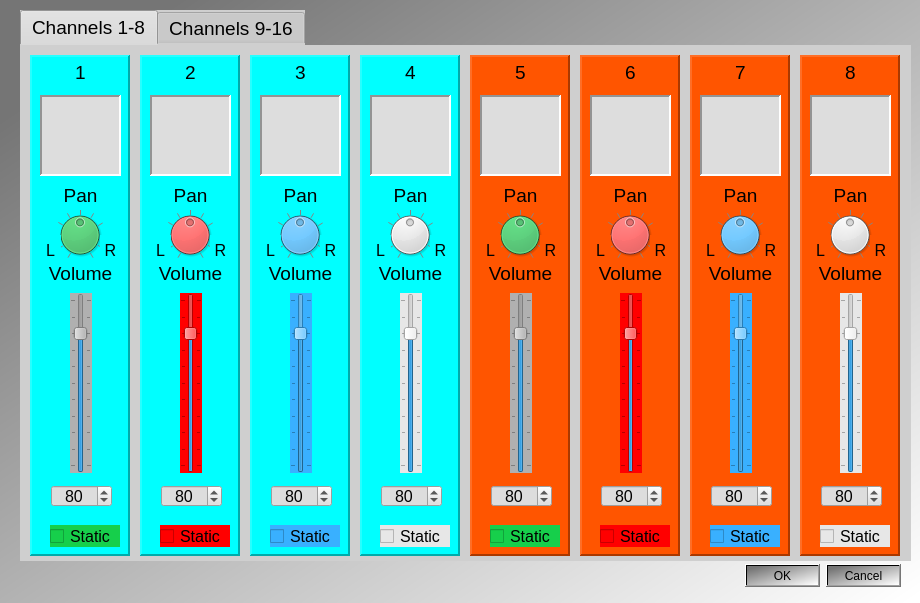
Qt form AdjRaspi5qtSynthApp_1/Dialog_MidiMixer.ui (nahumbudin/AdjRaspi5qtSynthApp_1) before a commit.
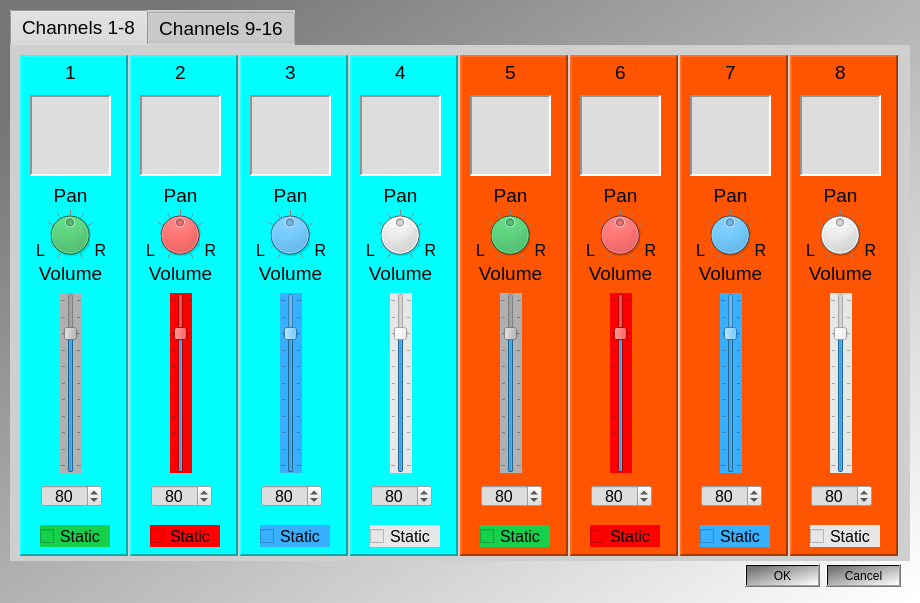
The same form after that commit.

Diff of the .ui file:
```diff
--- a/AdjRaspi5qtSynthApp_1/Dialog_MidiMixer.ui
+++ b/AdjRaspi5qtSynthApp_1/Dialog_MidiMixer.ui
@@ -36,9 +36,9 @@
   <widget class="QTabWidget" name="tabWidget">
    <property name="geometry">
     <rect>
-     <x>20</x>
+     <x>10</x>
      <y>10</y>
-     <width>891</width>
+     <width>900</width>
      <height>551</height>
     </rect>
    </property>
@@ -62,7 +62,7 @@
       <rect>
        <x>10</x>
        <y>10</y>
-       <width>100</width>
+       <width>108</width>
        <height>501</height>
       </rect>
      </property>
@@ -321,7 +321,7 @@
       <rect>
        <x>120</x>
        <y>10</y>
-       <width>100</width>
+       <width>108</width>
        <height>501</height>
       </rect>
      </property>
@@ -577,7 +577,7 @@
       <rect>
        <x>230</x>
        <y>10</y>
-       <width>100</width>
+       <width>108</width>
        <height>501</height>
       </rect>
      </property>
@@ -833,7 +833,7 @@
       <rect>
        <x>340</x>
        <y>10</y>
-       <width>100</width>
+       <width>108</width>
        <height>501</height>
       </rect>
      </property>
@@ -1089,7 +1089,7 @@
       <rect>
        <x>450</x>
        <y>10</y>
-       <width>100</width>
+       <width>108</width>
        <height>501</height>
       </rect>
      </property>
@@ -1345,7 +1345,7 @@
       <rect>
        <x>560</x>
        <y>10</y>
-       <width>100</width>
+       <width>108</width>
        <height>501</height>
       </rect>
      </property>
@@ -1601,7 +1601,7 @@
       <rect>
        <x>670</x>
        <y>10</y>
-       <width>100</width>
+       <width>108</width>
        <height>501</height>
       </rect>
      </property>
@@ -1860,7 +1860,7 @@
       <rect>
        <x>780</x>
        <y>10</y>
-       <width>100</width>
+       <width>108</width>
        <height>501</height>
       </rect>
      </property>
```
Left out of the diff: 16 changed lines with no effect on the pictures.
